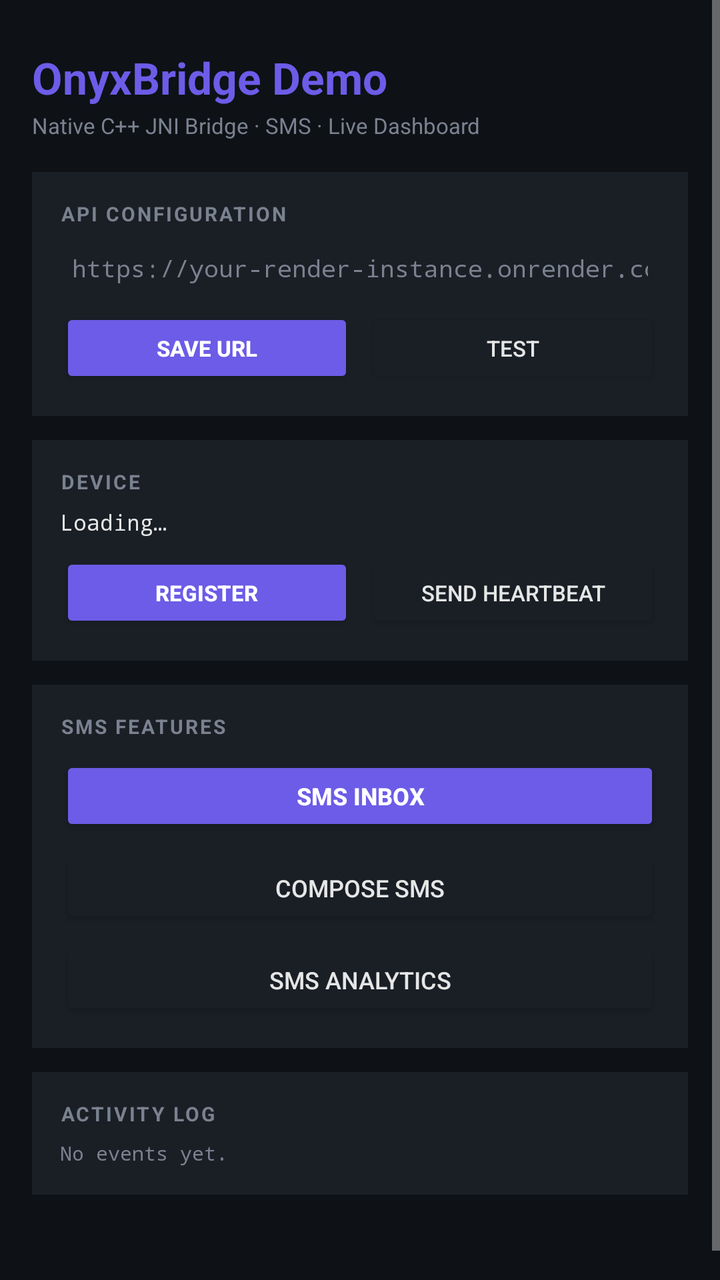
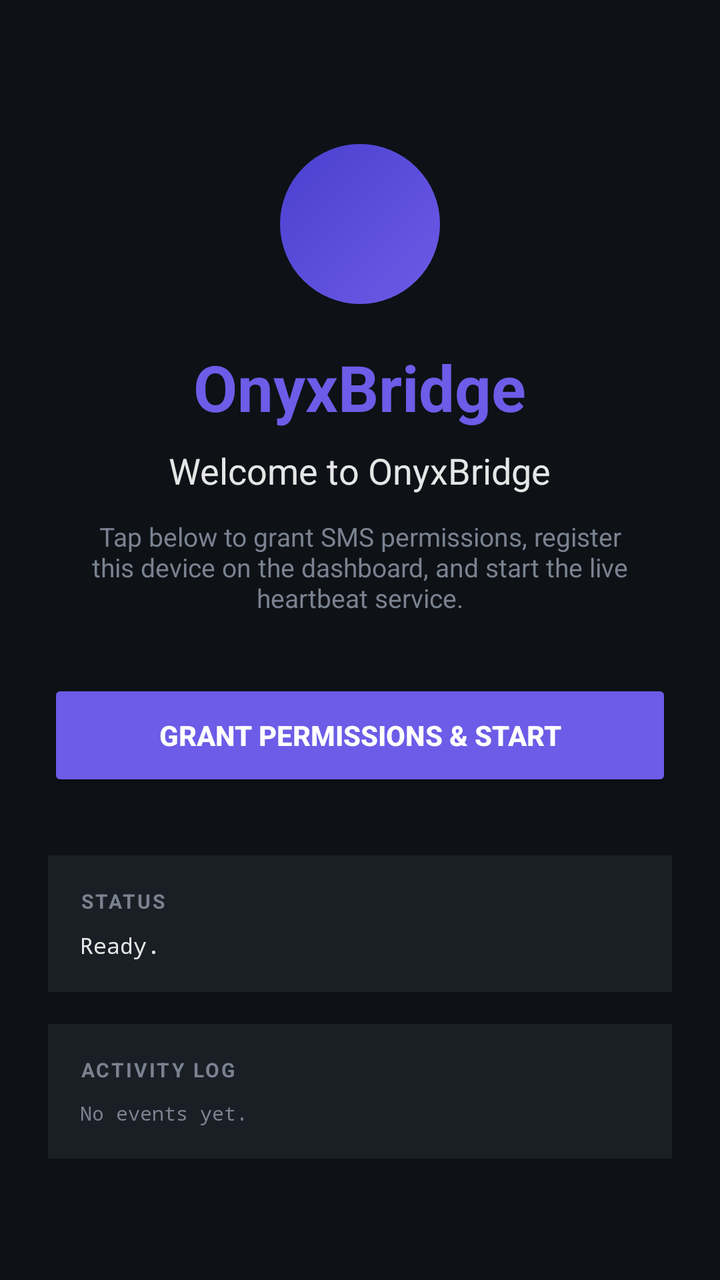

Screens rendered from an Android XML layout before and after an edit, with the pre-edit source and the edit as a unified diff.
<!-- AndroidManifest.xml: application theme Theme.OnyxBridgeDemo -->
<!-- res/layout/activity_main.xml -->
<?xml version="1.0" encoding="utf-8"?>
<ScrollView xmlns:android="http://schemas.android.com/apk/res/android"
    android:layout_width="match_parent"
    android:layout_height="match_parent"
    android:fillViewport="true"
    android:background="@color/bg">

    <LinearLayout
        android:layout_width="match_parent"
        android:layout_height="wrap_content"
        android:orientation="vertical"
        android:padding="16dp">

        
        <TextView
            android:layout_width="wrap_content"
            android:layout_height="wrap_content"
            android:text="@string/app_name"
            android:textSize="22sp"
            android:textColor="@color/accent"
            android:textStyle="bold"
            android:layout_marginTop="8dp" />

        <TextView
            android:layout_width="wrap_content"
            android:layout_height="wrap_content"
            android:text="@string/subtitle"
            android:textSize="11sp"
            android:textColor="@color/text_dim"
            android:layout_marginTop="2dp"
            android:layout_marginBottom="16dp" />

        
        <LinearLayout
            android:layout_width="match_parent"
            android:layout_height="wrap_content"
            android:orientation="vertical"
            android:background="@color/card_bg"
            android:padding="14dp"
            android:layout_marginBottom="12dp">

            <TextView
                android:layout_width="wrap_content"
                android:layout_height="wrap_content"
                android:text="@string/section_api"
                android:textSize="10sp"
                android:textColor="@color/text_dim"
                android:textStyle="bold"
                android:letterSpacing="0.1" />

            <EditText
                android:id="@+id/et_api_url"
                android:layout_width="match_parent"
                android:layout_height="wrap_content"
                android:layout_marginTop="6dp"
                android:hint="@string/hint_api_url"
                android:inputType="textUri"
                android:textSize="12sp"
                android:fontFamily="monospace"
                android:textColor="@color/text"
                android:textColorHint="@color/text_dim"
                android:background="@android:color/transparent"
                android:padding="6dp"
                android:autofillHints="" />

            <LinearLayout
                android:layout_width="match_parent"
                android:layout_height="wrap_content"
                android:orientation="horizontal"
                android:layout_marginTop="6dp">

                <Button
                    android:id="@+id/btn_save_url"
                    android:layout_width="0dp"
                    android:layout_weight="1"
                    android:layout_height="40dp"
                    android:text="@string/btn_save_url"
                    android:backgroundTint="@color/accent"
                    android:textColor="@android:color/white"
                    android:textStyle="bold"
                    android:textSize="11sp" />

                <Button
                    android:id="@+id/btn_health"
                    android:layout_width="0dp"
                    android:layout_weight="1"
                    android:layout_height="40dp"
                    android:layout_marginStart="6dp"
                    android:text="@string/btn_health"
                    android:backgroundTint="@color/card_bg"
                    android:textColor="@color/text"
                    android:textSize="11sp" />
            </LinearLayout>
        </LinearLayout>

        
        <LinearLayout
            android:layout_width="match_parent"
            android:layout_height="wrap_content"
            android:orientation="vertical"
            android:background="@color/card_bg"
            android:padding="14dp"
            android:layout_marginBottom="12dp">

            <TextView
                android:layout_width="wrap_content"
                android:layout_height="wrap_content"
                android:text="@string/section_device"
                android:textSize="10sp"
                android:textColor="@color/text_dim"
                android:textStyle="bold"
                android:letterSpacing="0.1" />

            <TextView
                android:id="@+id/tv_device_info"
                android:layout_width="match_parent"
                android:layout_height="wrap_content"
                android:layout_marginTop="6dp"
                android:fontFamily="monospace"
                android:textSize="11sp"
                android:textColor="@color/text"
                android:text="Loading…" />

            <LinearLayout
                android:layout_width="match_parent"
                android:layout_height="wrap_content"
                android:orientation="horizontal"
                android:layout_marginTop="8dp">

                <Button
                    android:id="@+id/btn_register"
                    android:layout_width="0dp"
                    android:layout_weight="1"
                    android:layout_height="40dp"
                    android:text="@string/btn_register"
                    android:backgroundTint="@color/accent"
                    android:textColor="@android:color/white"
                    android:textStyle="bold"
                    android:textSize="11sp" />

                <Button
                    android:id="@+id/btn_heartbeat"
                    android:layout_width="0dp"
                    android:layout_weight="1"
                    android:layout_height="40dp"
                    android:layout_marginStart="6dp"
                    android:text="@string/btn_heartbeat"
                    android:backgroundTint="@color/card_bg"
                    android:textColor="@color/text"
                    android:textSize="11sp" />
            </LinearLayout>
        </LinearLayout>

        
        <LinearLayout
            android:layout_width="match_parent"
            android:layout_height="wrap_content"
            android:orientation="vertical"
            android:background="@color/card_bg"
            android:padding="14dp"
            android:layout_marginBottom="12dp">

            <TextView
                android:layout_width="wrap_content"
                android:layout_height="wrap_content"
                android:text="@string/section_sms"
                android:textSize="10sp"
                android:textColor="@color/text_dim"
                android:textStyle="bold"
                android:letterSpacing="0.1" />

            <Button
                android:id="@+id/btn_sms_inbox"
                android:layout_width="match_parent"
                android:layout_height="40dp"
                android:layout_marginTop="8dp"
                android:text="@string/btn_sms_inbox"
                android:backgroundTint="@color/accent"
                android:textColor="@android:color/white"
                android:textStyle="bold"
                android:textSize="12sp" />

            <Button
                android:id="@+id/btn_sms_compose"
                android:layout_width="match_parent"
                android:layout_height="40dp"
                android:layout_marginTop="6dp"
                android:text="@string/btn_sms_compose"
                android:backgroundTint="@color/card_bg"
                android:textColor="@color/text"
                android:textSize="12sp" />

            <Button
                android:id="@+id/btn_sms_analytics"
                android:layout_width="match_parent"
                android:layout_height="40dp"
                android:layout_marginTop="6dp"
                android:text="@string/btn_sms_analytics"
                android:backgroundTint="@color/card_bg"
                android:textColor="@color/text"
                android:textSize="12sp" />
        </LinearLayout>

        
        <LinearLayout
            android:layout_width="match_parent"
            android:layout_height="wrap_content"
            android:orientation="vertical"
            android:background="@color/card_bg"
            android:padding="14dp"
            android:layout_marginBottom="12dp">

            <TextView
                android:layout_width="wrap_content"
                android:layout_height="wrap_content"
                android:text="@string/section_log"
                android:textSize="10sp"
                android:textColor="@color/text_dim"
                android:textStyle="bold"
                android:letterSpacing="0.1" />

            <TextView
                android:id="@+id/tv_log"
                android:layout_width="match_parent"
                android:layout_height="wrap_content"
                android:layout_marginTop="6dp"
                android:fontFamily="monospace"
                android:textSize="10sp"
                android:textColor="@color/text_dim"
                android:text="No events yet."
                android:maxLines="15"
                android:scrollbars="vertical" />
        </LinearLayout>

        <TextView
            android:id="@+id/tv_version"
            android:layout_width="wrap_content"
            android:layout_height="wrap_content"
            android:text=""
            android:textSize="10sp"
            android:textColor="@color/text_dim"
            android:layout_marginTop="8dp"
            android:layout_marginBottom="8dp" />
    </LinearLayout>
</ScrollView>
<!-- resources referenced by this layout -->
<resources>
  <color name="accent">#FF6C5CE7</color>
  <color name="bg">#FF0E1116</color>
  <color name="card_bg">#FF1A1F26</color>
  <color name="text">#FFE6E6E6</color>
  <color name="text_dim">#FF7A8290</color>
  <string name="app_name">OnyxBridge Demo</string>
  <string name="btn_health">Test</string>
  <string name="btn_heartbeat">Send Heartbeat</string>
  <string name="btn_register">Register</string>
  <string name="btn_save_url">Save URL</string>
  <string name="btn_sms_analytics">SMS Analytics</string>
  <string name="btn_sms_compose">Compose SMS</string>
  <string name="btn_sms_inbox">SMS Inbox</string>
  <string name="hint_api_url">https://your-render-instance.onrender.com</string>
  <string name="section_api">API CONFIGURATION</string>
  <string name="section_device">DEVICE</string>
  <string name="section_log">ACTIVITY LOG</string>
  <string name="section_sms">SMS FEATURES</string>
  <string name="subtitle">Native C++ JNI Bridge · SMS · Live Dashboard</string>
  <style name="Theme.OnyxBridgeDemo" parent="Theme.AppCompat.NoActionBar">
          <item name="android:colorBackground">@color/bg</item>
          <item name="android:statusBarColor">@color/bg</item>
          <item name="android:navigationBarColor">@color/bg</item>
          <item name="android:windowLightStatusBar">false</item>
          <item name="colorPrimary">@color/accent</item>
          <item name="colorPrimaryDark">@color/bg</item>
          <item name="colorAccent">@color/accent</item>
          <item name="android:windowBackground">@color/bg</item>
      </style>
</resources>

<!-- the commit's change to res/layout/activity_main.xml (unified diff, before → after) -->
@@ -9,26 +9,57 @@
         android:layout_width="match_parent"
         android:layout_height="wrap_content"
         android:orientation="vertical"
-        android:padding="16dp">
+        android:padding="24dp"
+        android:gravity="center_horizontal">
 
         
+        <View
+            android:layout_width="80dp"
+            android:layout_height="80dp"
+            android:layout_marginTop="48dp"
+            android:background="@drawable/ic_logo"
+            android:contentDescription="OnyxBridge logo" />
+
         <TextView
             android:layout_width="wrap_content"
             android:layout_height="wrap_content"
-            android:text="@string/app_name"
-            android:textSize="22sp"
+            android:text="OnyxBridge"
+            android:textSize="32sp"
             android:textColor="@color/accent"
             android:textStyle="bold"
+            android:layout_marginTop="20dp" />
+
+        <TextView
+            android:layout_width="wrap_content"
+            android:layout_height="wrap_content"
+            android:text="Welcome to OnyxBridge"
+            android:textSize="18sp"
+            android:textColor="@color/text"
             android:layout_marginTop="8dp" />
 
         <TextView
             android:layout_width="wrap_content"
             android:layout_height="wrap_content"
-            android:text="@string/subtitle"
-            android:textSize="11sp"
+            android:text="Tap below to grant SMS permissions, register this device on the dashboard, and start the live heartbeat service."
+            android:textSize="13sp"
             android:textColor="@color/text_dim"
-            android:layout_marginTop="2dp"
-            android:layout_marginBottom="16dp" />
+            android:gravity="center"
+            android:layout_marginTop="12dp"
+            android:layout_marginBottom="32dp"
+            android:paddingStart="20dp"
+            android:paddingEnd="20dp" />
+
+        
+        <Button
+            android:id="@+id/btn_start"
+            android:layout_width="match_parent"
+            android:layout_height="56dp"
+            android:text="Grant permissions &amp; start"
+            android:backgroundTint="@color/accent"
+            android:textColor="@android:color/white"
+            android:textStyle="bold"
+            android:textSize="14sp"
+            android:layout_marginBottom="32dp" />
 
         
         <LinearLayout
@@ -36,61 +67,27 @@
             android:layout_height="wrap_content"
             android:orientation="vertical"
             android:background="@color/card_bg"
-            android:padding="14dp"
-            android:layout_marginBottom="12dp">
+            android:padding="16dp"
+            android:layout_marginBottom="16dp">
 
             <TextView
                 android:layout_width="wrap_content"
                 android:layout_height="wrap_content"
-                android:text="@string/section_api"
+                android:text="STATUS"
                 android:textSize="10sp"
                 android:textColor="@color/text_dim"
                 android:textStyle="bold"
                 android:letterSpacing="0.1" />
 
-            <EditText
-                android:id="@+id/et_api_url"
+            <TextView
+                android:id="@+id/tv_status"
                 android:layout_width="match_parent"
                 android:layout_height="wrap_content"
-                android:layout_marginTop="6dp"
-                android:hint="@string/hint_api_url"
-                android:inputType="textUri"
-                android:textSize="12sp"
+                android:layout_marginTop="8dp"
                 android:fontFamily="monospace"
+                android:textSize="11sp"
                 android:textColor="@color/text"
-                android:textColorHint="@color/text_dim"
-                android:background="@android:color/transparent"
-                android:padding="6dp"
-                android:autofillHints="" />
-
-            <LinearLayout
-                android:layout_width="match_parent"
-                android:layout_height="wrap_content"
-                android:orientation="horizontal"
-                android:layout_marginTop="6dp">
-
-                <Button
-                    android:id="@+id/btn_save_url"
-                    android:layout_width="0dp"
-                    android:layout_weight="1"
-                    android:layout_height="40dp"
-                    android:text="@string/btn_save_url"
-                    android:backgroundTint="@color/accent"
-                    android:textColor="@android:color/white"
-                    android:textStyle="bold"
-                    android:textSize="11sp" />
-
-                <Button
-                    android:id="@+id/btn_health"
-                    android:layout_width="0dp"
-                    android:layout_weight="1"
-                    android:layout_height="40dp"
-                    android:layout_marginStart="6dp"
-                    android:text="@string/btn_health"
-                    android:backgroundTint="@color/card_bg"
-                    android:textColor="@color/text"
-                    android:textSize="11sp" />
-            </LinearLayout>
+                android:text="Ready." />
         </LinearLayout>
 
         
@@ -99,121 +96,13 @@
             android:layout_height="wrap_content"
             android:orientation="vertical"
             android:background="@color/card_bg"
-            android:padding="14dp"
-            android:layout_marginBottom="12dp">
+            android:padding="16dp"
+            android:layout_marginBottom="16dp">
 
             <TextView
                 android:layout_width="wrap_content"
                 android:layout_height="wrap_content"
-                android:text="@string/section_device"
-                android:textSize="10sp"
-                android:textColor="@color/text_dim"
-                android:textStyle="bold"
-                android:letterSpacing="0.1" />
-
-            <TextView
-                android:id="@+id/tv_device_info"
-                android:layout_width="match_parent"
-                android:layout_height="wrap_content"
-                android:layout_marginTop="6dp"
-                android:fontFamily="monospace"
-                android:textSize="11sp"
-                android:textColor="@color/text"
-                android:text="Loading…" />
-
-            <LinearLayout
-                android:layout_width="match_parent"
-                android:layout_height="wrap_content"
-                android:orientation="horizontal"
-                android:layout_marginTop="8dp">
-
-                <Button
-                    android:id="@+id/btn_register"
-                    android:layout_width="0dp"
-                    android:layout_weight="1"
-                    android:layout_height="40dp"
-                    android:text="@string/btn_register"
-                    android:backgroundTint="@color/accent"
-                    android:textColor="@android:color/white"
-                    android:textStyle="bold"
-                    android:textSize="11sp" />
-
-                <Button
-                    android:id="@+id/btn_heartbeat"
-                    android:layout_width="0dp"
-                    android:layout_weight="1"
-                    android:layout_height="40dp"
-                    android:layout_marginStart="6dp"
-                    android:text="@string/btn_heartbeat"
-                    android:backgroundTint="@color/card_bg"
-                    android:textColor="@color/text"
-                    android:textSize="11sp" />
-            </LinearLayout>
-        </LinearLayout>
-
-        
-        <LinearLayout
-            android:layout_width="match_parent"
-            android:layout_height="wrap_content"
-            android:orientation="vertical"
-            android:background="@color/card_bg"
-            android:padding="14dp"
-            android:layout_marginBottom="12dp">
-
-            <TextView
-                android:layout_width="wrap_content"
-                android:layout_height="wrap_content"
-                android:text="@string/section_sms"
-                android:textSize="10sp"
-                android:textColor="@color/text_dim"
-                android:textStyle="bold"
-                android:letterSpacing="0.1" />
-
-            <Button
-                android:id="@+id/btn_sms_inbox"
-                android:layout_width="match_parent"
-                android:layout_height="40dp"
-                android:layout_marginTop="8dp"
-                android:text="@string/btn_sms_inbox"
-                android:backgroundTint="@color/accent"
-                android:textColor="@android:color/white"
-                android:textStyle="bold"
-                android:textSize="12sp" />
-
-            <Button
-                android:id="@+id/btn_sms_compose"
-                android:layout_width="match_parent"
-                android:layout_height="40dp"
-                android:layout_marginTop="6dp"
-                android:text="@string/btn_sms_compose"
-                android:backgroundTint="@color/card_bg"
-                android:textColor="@color/text"
-                android:textSize="12sp" />
-
-            <Button
-                android:id="@+id/btn_sms_analytics"
-                android:layout_width="match_parent"
-                android:layout_height="40dp"
-                android:layout_marginTop="6dp"
-                android:text="@string/btn_sms_analytics"
-                android:backgroundTint="@color/card_bg"
-                android:textColor="@color/text"
-                android:textSize="12sp" />
-        </LinearLayout>
-
-        
-        <LinearLayout
-            android:layout_width="match_parent"
-            android:layout_height="wrap_content"
-            android:orientation="vertical"
-            android:background="@color/card_bg"
-            android:padding="14dp"
-            android:layout_marginBottom="12dp">
-
-            <TextView
-                android:layout_width="wrap_content"
-                android:layout_height="wrap_content"
-                android:text="@string/section_log"
+                android:text="ACTIVITY LOG"
                 android:textSize="10sp"
                 android:textColor="@color/text_dim"
                 android:textStyle="bold"
@@ -223,23 +112,14 @@
                 android:id="@+id/tv_log"
                 android:layout_width="match_parent"
                 android:layout_height="wrap_content"
-                android:layout_marginTop="6dp"
+                android:layout_marginTop="8dp"
                 android:fontFamily="monospace"
                 android:textSize="10sp"
                 android:textColor="@color/text_dim"
                 android:text="No events yet."
-                android:maxLines="15"
+                android:maxLines="10"
                 android:scrollbars="vertical" />
         </LinearLayout>
 
-        <TextView
-            android:id="@+id/tv_version"
-            android:layout_width="wrap_content"
-            android:layout_height="wrap_content"
-            android:text=""
-            android:textSize="10sp"
-            android:textColor="@color/text_dim"
-            android:layout_marginTop="8dp"
-            android:layout_marginBottom="8dp" />
     </LinearLayout>
 </ScrollView>
<!-- resource entries referenced after the edit -->
@@ -5,20 +5,16 @@
   <color name="card_bg">#FF1A1F26</color>
   <color name="text">#FFE6E6E6</color>
   <color name="text_dim">#FF7A8290</color>
-  <string name="app_name">OnyxBridge Demo</string>
-  <string name="btn_health">Test</string>
-  <string name="btn_heartbeat">Send Heartbeat</string>
-  <string name="btn_register">Register</string>
-  <string name="btn_save_url">Save URL</string>
-  <string name="btn_sms_analytics">SMS Analytics</string>
-  <string name="btn_sms_compose">Compose SMS</string>
-  <string name="btn_sms_inbox">SMS Inbox</string>
-  <string name="hint_api_url">https://your-render-instance.onrender.com</string>
-  <string name="section_api">API CONFIGURATION</string>
-  <string name="section_device">DEVICE</string>
-  <string name="section_log">ACTIVITY LOG</string>
-  <string name="section_sms">SMS FEATURES</string>
-  <string name="subtitle">Native C++ JNI Bridge · SMS · Live Dashboard</string>
+  <!-- drawable ic_logo (drawable) -->
+  <?xml version="1.0" encoding="utf-8"?>
+  <shape xmlns:android="http://schemas.android.com/apk/res/android"
+      android:shape="oval">
+      <gradient
+          android:startColor="#FF6C5CE7"
+          android:endColor="#FF4A3FCF"
+          android:angle="135" />
+      <size android:width="80dp" android:height="80dp" />
+  </shape>
   <style name="Theme.OnyxBridgeDemo" parent="Theme.AppCompat.NoActionBar">
           <item name="android:colorBackground">@color/bg</item>
           <item name="android:statusBarColor">@color/bg</item>
